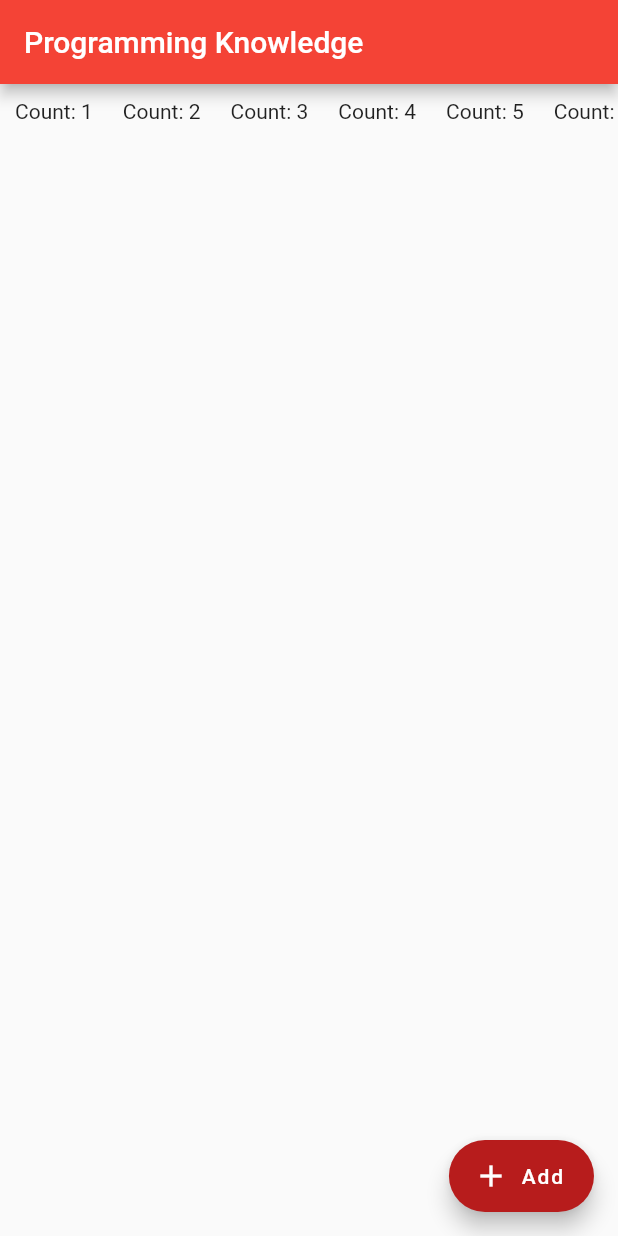
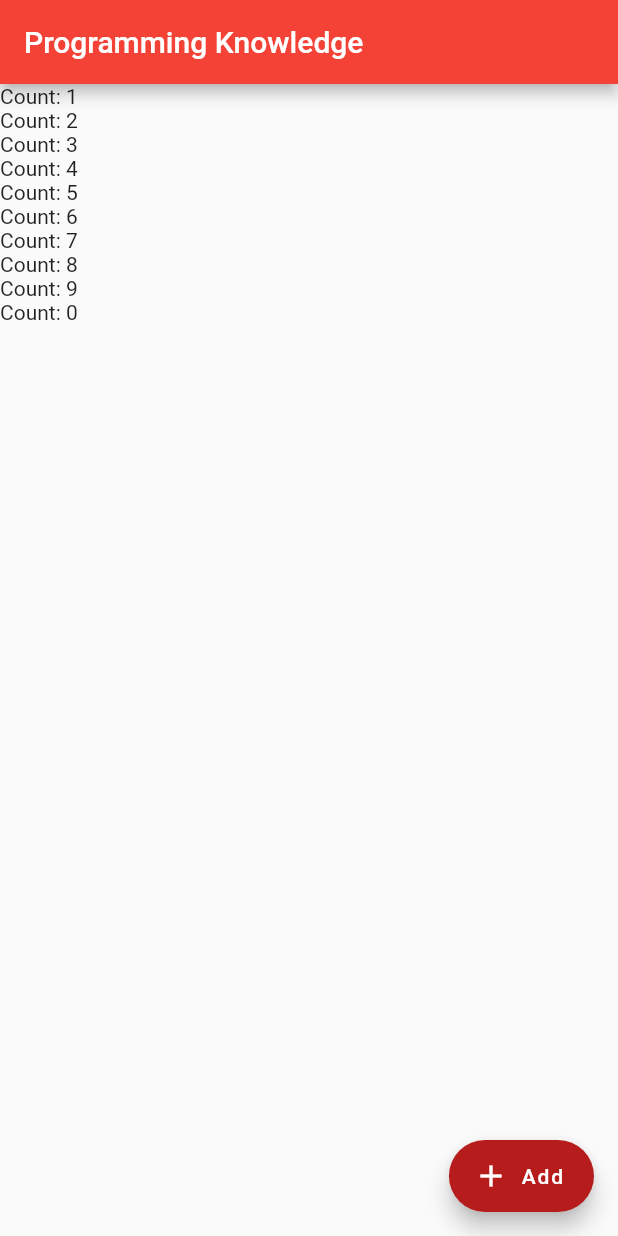
Before and after one commit to paradigm-lab/FlutterApps, a Flutter app: the screen it shows after launch, on a phone screen of 412 x 824 dp. Run offline on Flutter 3.47's test engine with Material 2 defaults, Android fonts, the phone set to English and light mode, and no system bars; our stand-ins replace toast.

Commit message:
Adding the listView for the Builder and removing the height and having the width as the infinity

```diff
--- a/lib/my_home_app.dart
+++ b/lib/my_home_app.dart
@@ -24,9 +24,13 @@ class _MyHomeAppState extends State<MyHomeApp> {
       ),
 
       body: Container(
-          height: 50.0,
           width: double.infinity,
-          child: ListView(
+          child: ListView.builder(itemCount: _listItems.length, itemBuilder: (BuildContext context, int index) {
+            return Text('Count: ${_listItems[index]}');
+          },)
+
+          /*
+          ListView(
             scrollDirection: Axis.horizontal,
             children: _listItems.map((e) {
               return Padding(
@@ -36,7 +40,7 @@ class _MyHomeAppState extends State<MyHomeApp> {
             }).toList(),
           ),
 
-        /*
+
           child: Image.network(
               'https://external-content.duckduckgo.com/iu/?u=https%3A%2F%2Ftse4.mm.bing.net%2Fth%3Fid%3DOIP.DLPN-7eCy2KZKQcNG0jvAQHaEU%26pid%3DApi&f=1',
             loadingBuilder: (BuildContext context, Widget child, ImageChunkEvent loadingProgress) {
```
